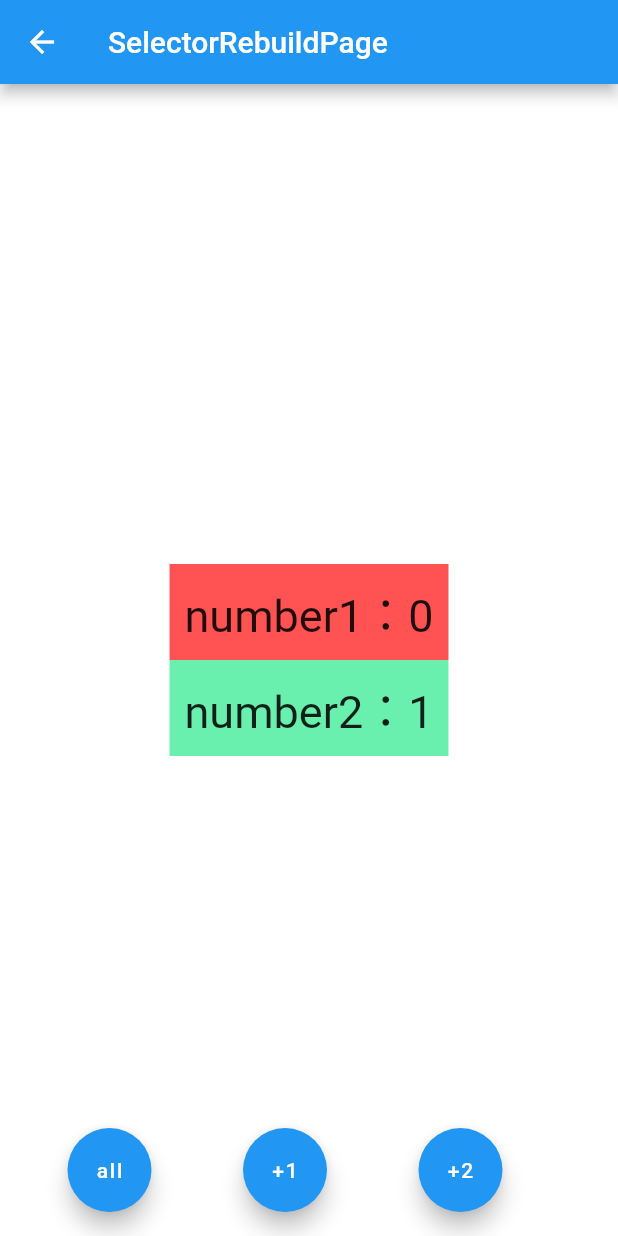
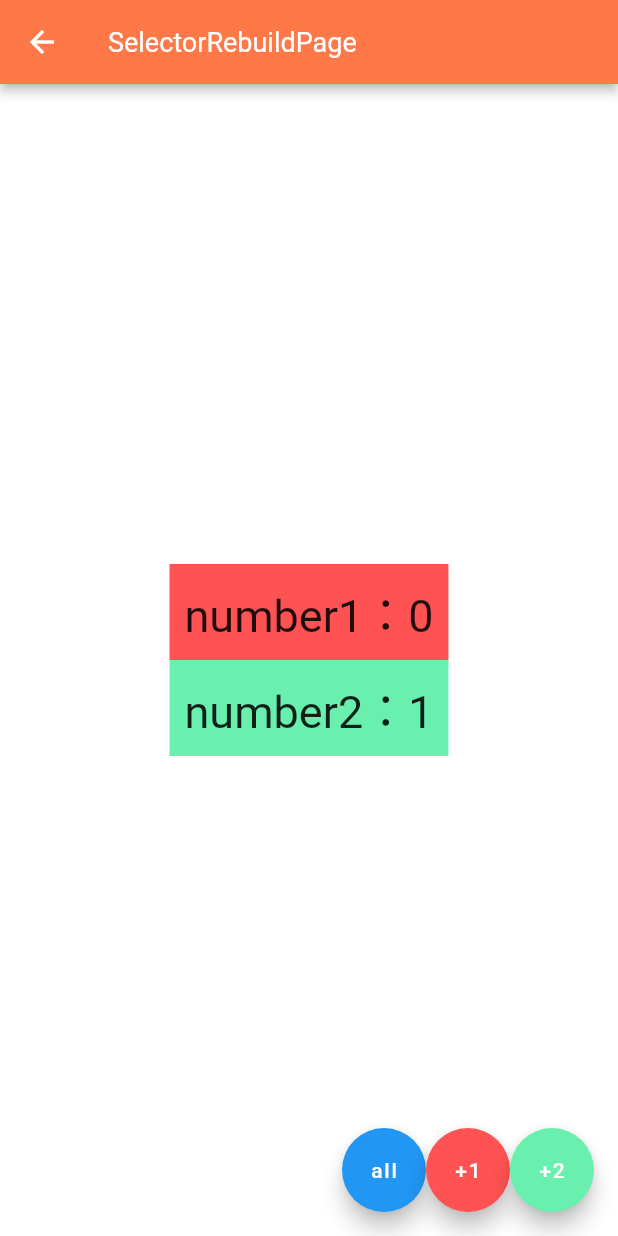
Before and after one commit to ChangQing666/flutter_exercise, a Flutter app: the screen it shows after launch, after a tap on "Go to selector_rebuild page", on a phone screen of 412 x 824 dp. Run offline on Flutter 3.47's test engine with Material 2 defaults, Android fonts, the phone set to English and light mode, and no system bars; our stand-ins replace dio, go_router, shared_preferences; missing offline and left inert: model_viewer_plus.

Commit message:
feat:theme

```diff
--- a/lib/common/color.dart
+++ b/lib/common/color.dart
@@ -2,10 +2,16 @@ import 'package:flutter/material.dart';
 
 const Color primaryColor = Color(0xFF15B3B3);
 
+const Color darkPrimaryColor = Color(0xFF18A8A8);
+
 const Color whiteColor = Color(0xFFFFFFFF);
 
-class IColor {
-  static const Color red = Color(0xFFFF4759);
-  static const Color darkRed = Color(0xFFE03E4E);
-  static const Color darkBg = Color(0xFF18191A);
-}
+const Color darkWhiteColor = Color(0xFFF5F5F6);
+
+const Color darkBgColor = Color(0xFF18191A);
+
+const Color orangeColor = Color(0xFFF06A3A);
+
+const Color lorangeColor600 = Color(0xFFFF7847);
+
+const Color dorangeColor600 = Color(0xFFF57749);
--- a/lib/pages/home_page.dart
+++ b/lib/pages/home_page.dart
@@ -25,7 +25,7 @@ class _HomePageState extends State<HomePage> {
           title: const Text('Flutter Provider'),
           actions: [
             IconButton(
-              icon: Icon(context.watch<ThemeProvider>().isDark()
+              icon: Icon(context.read<ThemeProvider>().isDark()
                   ? Icons.nightlight_round
                   : Icons.wb_sunny_rounded),
               onPressed: () {
@@ -38,35 +38,19 @@ class _HomePageState extends State<HomePage> {
         bottomNavigationBar: _bottomNavigationBar(context),
         body: PageView(
           controller: _pageController,
+          onPageChanged: (index) {
+            setState(() {
+              _currentIndex = index;
+            });
+          },
           children: [
             _homeContent(context),
             const RecommendPage(),
-            // const ModelViewPage(),
             const MyPage(),
           ],
         ));
   }
 
-  Drawer _drawer(BuildContext context) {
-    return Drawer(
-      child: Column(children: [
-        UserAccountsDrawerHeader(
-            accountName: const Text('Flutter Provider'),
-            accountEmail: const Text('xlchang2016@163.com'),
-            currentAccountPicture: Image.network(
-                'https://flutter.github.io/assets-for-api-docs/assets/widgets/owl-2.jpg')),
-        ListTile(
-          leading: const Icon(Icons.nightlight_round),
-          title: const Text('夜间模式'),
-          onTap: () {
-            context.pushNamed('dark_mode');
-          },
-        ),
-      ]),
-    );
-  }
-
-  // _homeContent(context)
   Padding _homeContent(BuildContext context) {
     return Padding(
       padding: const EdgeInsets.all(20.0),
@@ -76,42 +60,7 @@ class _HomePageState extends State<HomePage> {
         children: [
           const Text('Home page',
               style: TextStyle(fontSize: 30, color: primaryColor)),
-          ElevatedButton(
-            style: ButtonStyle(
-              foregroundColor: MaterialStateProperty.all(Colors.white),
-              backgroundColor: MaterialStateProperty.all(primaryColor),
-            ),
-            onPressed: () {
-              context.pushNamed('dark_mode');
-            },
-            child: const Text('Go to Dark_Mode page',
-                style: TextStyle(fontSize: 20)),
-          ),
-          ElevatedButton(
-            onPressed: () {
-              context.pushNamed('book_page');
-            },
-            child: const Text('Go to book_page page',
-                style: TextStyle(fontSize: 20)),
-          ),
-          ElevatedButton(
-            onPressed: () {
-              context.pushNamed('count_rebuild');
-            },
-            child: const Text('Go to count_rebuild page'),
-          ),
-          ElevatedButton(
-            onPressed: () {
-              context.pushNamed('selector_rebuild');
-            },
-            child: const Text('Go to selector_rebuild page'),
-          ),
-          ElevatedButton(
-            onPressed: () {
-              context.pushNamed('selector');
-            },
-            child: const Text('Go to selector page'),
-          ),
+          ...navigateButtons(context),
           ElevatedButton(
             onPressed: () {
               context.pushNamed('list', queryParameters: {'id': 'abcd'});
@@ -124,27 +73,30 @@ class _HomePageState extends State<HomePage> {
             },
             child: const Text('Go to detail page'),
           ),
-          ElevatedButton(
-            onPressed: () {
-              context.pushNamed('city');
-            },
-            child: const Text('Go to City page'),
-          ),
-          ElevatedButton(
-            onPressed: () {
-              context.pushNamed('future_provider');
-            },
-            child: const Text('Go to Future page'),
-          ),
-          ElevatedButton(
-            onPressed: () {
-              context.pushNamed('stream_provider');
-            },
-            child: const Text('Go to stream page'),
-          ),
         ],
       ),
     );
+  }
+
+  Iterable<Widget> navigateButtons(BuildContext context) {
+    return [
+      'dark_mode',
+      'book',
+      'count_rebuild',
+      'selector_rebuild',
+      'city',
+      'future_provider',
+      'stream_provider'
+    ].map((e) => ElevatedButton(
+          style: ButtonStyle(
+            foregroundColor: MaterialStateProperty.all(Colors.white),
+            backgroundColor: MaterialStateProperty.all(primaryColor),
+          ),
+          onPressed: () {
+            context.pushNamed(e);
+          },
+          child: Text('Go to $e page', style: const TextStyle(fontSize: 20)),
+        ));
   }
 
   BottomNavigationBar _bottomNavigationBar(BuildContext context) {
@@ -156,7 +108,6 @@ class _HomePageState extends State<HomePage> {
           });
         },
         currentIndex: _currentIndex,
-        selectedItemColor: primaryColor,
         items: const [
           BottomNavigationBarItem(
               icon: Icon(
@@ -168,11 +119,6 @@ class _HomePageState extends State<HomePage> {
                 Icons.recommend,
               ),
               label: '推荐'),
-          // BottomNavigationBarItem(
-          //     icon: Icon(
-          //       Icons.vrpano,
-          //     ),
-          //     label: '3D'),
           BottomNavigationBarItem(
               icon: Icon(
                 Icons.person,
@@ -181,3 +127,22 @@ class _HomePageState extends State<HomePage> {
         ]);
   }
 }
+
+Drawer _drawer(BuildContext context) {
+  return Drawer(
+    child: Column(children: [
+      UserAccountsDrawerHeader(
+          accountName: const Text('Flutter Provider'),
+          accountEmail: const Text('xlchang2016@163.com'),
+          currentAccountPicture: Image.network(
+              'https://flutter.github.io/assets-for-api-docs/assets/widgets/owl-2.jpg')),
+      ListTile(
+        leading: const Icon(Icons.nightlight_round),
+        title: const Text('夜间模式'),
+        onTap: () {
+          context.pushNamed('dark_mode');
+        },
+      ),
+    ]),
+  );
+}
--- a/lib/pages/my_page.dart
+++ b/lib/pages/my_page.dart
@@ -43,7 +43,7 @@ class _MyPageState extends State<MyPage> {
           leading: const Icon(Icons.info),
           title: const Text('关于'),
           onTap: () {
-            context.pushNamed('dark_mode');
+            context.pushNamed('intro_page');
           },
           trailing: const Icon(Icons.navigate_next),
           shape:
--- a/lib/pages/selector_rebuild_page.dart
+++ b/lib/pages/selector_rebuild_page.dart
@@ -9,68 +9,15 @@ class SelectorRebuildPage extends StatelessWidget {
   Widget build(BuildContext context) {
     return Scaffold(
       appBar: AppBar(title: const Text('SelectorRebuildPage')),
-      floatingActionButton: Row(
-          mainAxisSize: MainAxisSize.max,
-          mainAxisAlignment: MainAxisAlignment.spaceEvenly,
-          children: [
-            FloatingActionButton(
-              heroTag: 'all',
-              onPressed: () {
-                context.read<NumberProvider>().add();
-              },
-              child: const Text('all'),
-            ),
-            FloatingActionButton(
-              heroTag: '1',
-              onPressed: () {
-                context.read<NumberProvider>().addTo1();
-              },
-              child: const Text(' +1 '),
-            ),
-            FloatingActionButton(
-              heroTag: '2',
-              onPressed: () {
-                context.read<NumberProvider>().addTo2();
-              },
-              child: const Text(' +2 '),
-            ),
-          ]),
-      // body: SafeArea(
-      //   child: Center(
-      //     child: Column(
-      //       mainAxisAlignment: MainAxisAlignment.center,
-      //       mainAxisSize: MainAxisSize.min,
-      //       children: [
-      //         Selector<NumberProvider, int>(
-      //           selector: (_, provider) => provider.number1,
-      //           builder: (BuildContext context, number1, child) {
-      //             debugPrint('SelectorRebuildPage=====rebuild==number1');
-      //             return Container(
-      //               color: Colors.redAccent,
-      //               padding: const EdgeInsets.all(10),
-      //               child: Text('number1：$number1',
-      //                   style: const TextStyle(fontSize: 30)),
-      //             );
-      //           },
-      //         ),
-      //         Selector<NumberProvider, int>(
-      //           selector: (_, provider) => provider.number2,
-      //           builder: (BuildContext context, number2, child) {
-      //             debugPrint('SelectorRebuildPage=====rebuild==number2');
-      //             return Container(
-      //               color: Colors.greenAccent,
-      //               padding: const EdgeInsets.all(10),
-      //               child: Text('number2：$number2',
-      //                   style: const TextStyle(fontSize: 30)),
-      //             );
-      //           },
-      //         ),
-      //       ],
-      //     ),
-      //   ),
-      // ),
+      floatingActionButton: floatingButtons(context),
+      body: selectorBody(),
+      // body: consumerBody(),
+    );
+  }
 
-      body: SafeArea(
+  // 使用Consumer生成的内容
+  SafeArea consumerBody() {
+    return SafeArea(
       child: Center(
         child: Consumer<NumberProvider>(
           builder: (context, provider, child) {
@@ -96,7 +43,75 @@ class SelectorRebuildPage extends StatelessWidget {
           },
         ),
       ),
+    );
+  }
+
+  // 使用Selector生成的内容
+  SafeArea selectorBody() {
+    return SafeArea(
+      child: Center(
+        child: Column(
+          mainAxisAlignment: MainAxisAlignment.center,
+          mainAxisSize: MainAxisSize.min,
+          children: [
+            Selector<NumberProvider, int>(
+              selector: (_, provider) => provider.number1,
+              builder: (BuildContext context, number1, child) {
+                debugPrint('SelectorRebuildPage=====rebuild==number1');
+                return Container(
+                  color: Colors.redAccent,
+                  padding: const EdgeInsets.all(10),
+                  child: Text('number1：$number1',
+                      style: const TextStyle(fontSize: 30)),
+                );
+              },
+            ),
+            Selector<NumberProvider, int>(
+              selector: (_, provider) => provider.number2,
+              builder: (BuildContext context, number2, child) {
+                debugPrint('SelectorRebuildPage=====rebuild==number2');
+                return Container(
+                  color: Colors.greenAccent,
+                  padding: const EdgeInsets.all(10),
+                  child: Text('number2：$number2',
+                      style: const TextStyle(fontSize: 30)),
+                );
+              },
+            ),
+          ],
+        ),
       ),
     );
   }
+
+  Row floatingButtons(BuildContext context) {
+    return Row(
+        mainAxisSize: MainAxisSize.min,
+        mainAxisAlignment: MainAxisAlignment.spaceBetween,
+        children: [
+          FloatingActionButton(
+            heroTag: 'all',
+            onPressed: () {
+              context.read<NumberProvider>().add();
+            },
+            child: const Text('all'),
+          ),
+          FloatingActionButton(
+            heroTag: '1',
+            backgroundColor: Colors.redAccent,
+            onPressed: () {
+              context.read<NumberProvider>().addTo1();
+            },
+            child: const Text(' +1 '),
+          ),
+          FloatingActionButton(
+            heroTag: '2',
+            backgroundColor: Colors.greenAccent,
+            onPressed: () {
+              context.read<NumberProvider>().addTo2();
+            },
+            child: const Text(' +2 '),
+          ),
+        ]);
   }
+}
--- a/lib/provider/theme_provider.dart
+++ b/lib/provider/theme_provider.dart
@@ -63,14 +63,31 @@ class ThemeProvider extends ChangeNotifier {
   ThemeData getTheme({bool isDarkMode = false}) {
     var themeData = ThemeData(
         brightness: isDarkMode ? Brightness.dark : Brightness.light,
-      primaryColor: isDarkMode ? IColor.darkBg : whiteColor,
+        primaryColor: isDarkMode ? darkBgColor : whiteColor,
         //Tab指示器的颜色
         indicatorColor: isDarkMode ? primaryColor : whiteColor,
         //页面背景色
-      scaffoldBackgroundColor: isDarkMode ? IColor.darkBg : whiteColor,
+        scaffoldBackgroundColor: isDarkMode ? darkBgColor : whiteColor,
         // 分割线颜色
         dividerColor: isDarkMode ? Colors.black38 : Colors.black12,
-    );
+        // appBar主题
+        appBarTheme: AppBarTheme(
+          elevation: 3,
+          backgroundColor: isDarkMode ? dorangeColor600 : lorangeColor600,
+          iconTheme: const IconThemeData(
+            color: whiteColor,
+          ),
+          titleTextStyle: const TextStyle(
+            color: whiteColor,
+            fontSize: 18,
+          ),
+        ),
+        bottomNavigationBarTheme: BottomNavigationBarThemeData(
+          backgroundColor: isDarkMode ? darkBgColor : whiteColor,
+          selectedItemColor: primaryColor,
+          unselectedItemColor: isDarkMode ? Colors.white54 : Colors.black54,
+          elevation: 0,
+        ));
     return themeData;
   }
 }
--- a/lib/routes/routers.dart
+++ b/lib/routes/routers.dart
@@ -2,6 +2,7 @@ import 'package:flutter/material.dart';
 import 'package:flutter_provider/pages/book_page.dart';
 import 'package:flutter_provider/pages/count_rebuild_page.dart';
 import 'package:flutter_provider/pages/future_provider_page.dart';
+import 'package:flutter_provider/pages/intro_page.dart';
 import 'package:flutter_provider/pages/selector_page.dart';
 import 'package:flutter_provider/pages/selector_rebuild_page.dart';
 import 'package:flutter_provider/pages/stream_provider_page.dart';
@@ -111,10 +112,10 @@ final GoRouter appRouter = GoRouter(
           return const StreamProviderPage();
         }),
     GoRoute(
-        name: 'book_page',
-        path: '/book_page',
+        name: 'intro_page',
+        path: '/intro_page',
         builder: (BuildContext context, GoRouterState state) {
-          return const BookPage();
+          return const IntroPage();
         }),
   ],
 );
```
Also changed, not shown: lib/pages/intro_page.dart (added, +39 -0 lines), lib/pages/model_view_page.dart (+31 -9 lines), lib/pages/recommend_page.dart (+7 -2 lines), 3 other files. Lines whose indentation alone changed are shown as unchanged.
